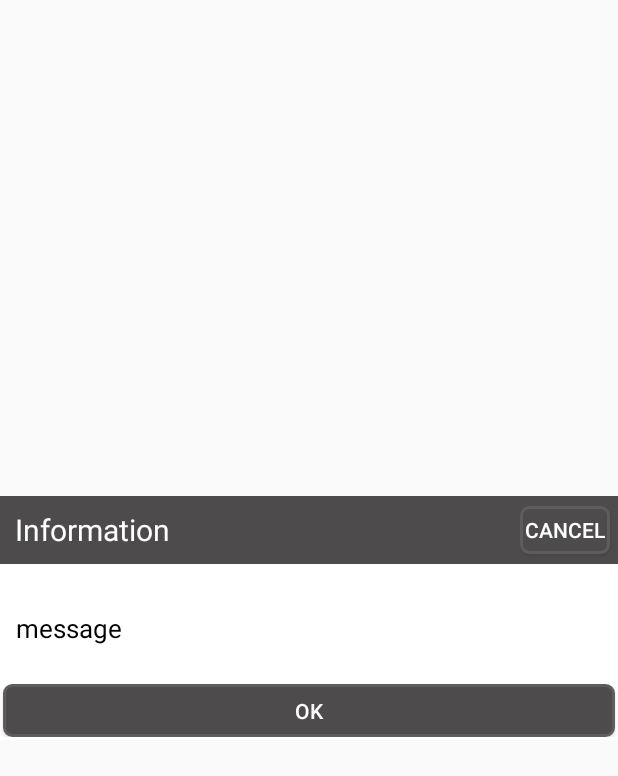
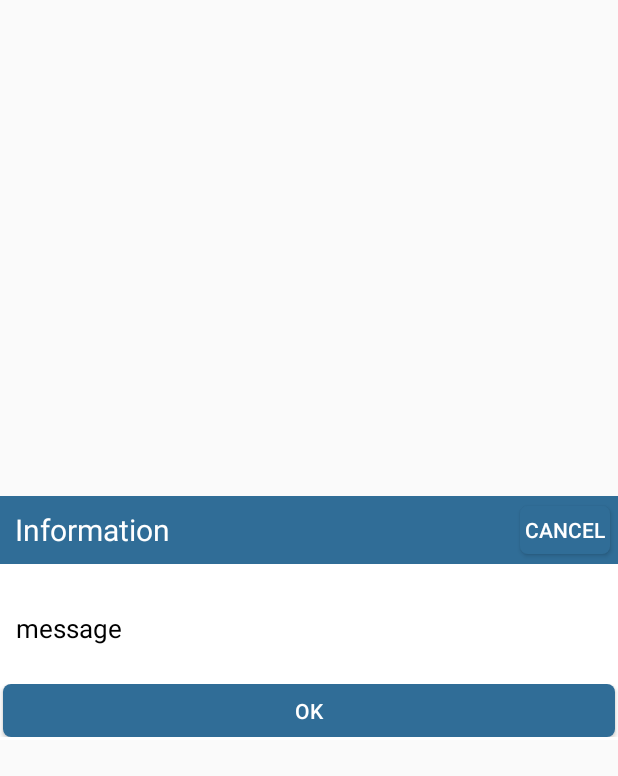
Before and after one commit to senzprojects/senz, an Android app: the layout confirm_message_dialog.xml on its own in the app's theme, with its tools: preview values and no code run, on a phone screen of 412 x 824 dp. Shown: the top 776 px of the screen. Run offline under Robolectric (Android 15) with nearby library versions, the phone set to English and light mode, and no system bars.

```diff
--- a/app/src/main/java/com/score/senz/ui/HomeActivity.java
+++ b/app/src/main/java/com/score/senz/ui/HomeActivity.java
@@ -44,7 +44,7 @@ public class HomeActivity extends AppCompatActivity {
                 "Location sharing app", "com.score.locationz", BitmapFactory.decodeResource(getResources(), R.drawable.ic_locationz_yello)));
 
         apps.add(new AppInfo(getBaseContext(), "HomeZ", isPackageInstalled("org.score.homez"), -1,
-                "Smart Home Controlling Application", "org.score.homez", BitmapFactory.decodeResource(getResources(), R.drawable.homez_icon)));
+                "Smart Home Controlling Application", "org.score.homez", BitmapFactory.decodeResource(getResources(), R.drawable.ic_homez_icon)));
     }
 
     private void filterAppList() {
--- a/app/src/main/java/com/score/senz/ui/RegistrationActivity.java
+++ b/app/src/main/java/com/score/senz/ui/RegistrationActivity.java
@@ -148,7 +148,7 @@ public class RegistrationActivity extends Activity implements View.OnClickListen
 
         try {
             ActivityUtils.isValidRegistrationFields(registeringUser);
-            String confirmationMessage = "<font color=#000000>Are you sure you want to register on SenZ with </font> <font color=#ffc027>" + "<b>" + registeringUser.getUsername() + "</b>" + "</font>";
+            String confirmationMessage = "<font color=#000000>Are you sure you want to register on SenZ with </font> <font color=#306d97>" + "<b>" + registeringUser.getUsername() + "</b>" + "</font>";
             displayConfirmationMessageDialog(confirmationMessage);
         } catch (InvalidInputFieldsException e) {
             Toast.makeText(this, "Invalid username", Toast.LENGTH_LONG).show();
--- a/app/src/main/res/drawable/button_selector.xml
+++ b/app/src/main/res/drawable/button_selector.xml
@@ -9,11 +9,11 @@
             android:shape="rectangle">
 
             <gradient
-                android:startColor="#FF666666"
-                android:endColor="#FF666666"
-                android:angle="270"/>
+                android:startColor="#dddada"
+                android:endColor="#dddada"
+                android:angle="270" />
 
-            <stroke android:width="2dip" android:color="#5e5c5c"/>
+            <stroke android:width="0dip" android:color="#5e5c5c"/>
 
             <corners
                 android:bottomRightRadius="5dp"
@@ -34,11 +34,11 @@
             android:shape="rectangle">
 
             <gradient
-                android:startColor="#FF4d4b4b"
-                android:endColor="#FF4d4b4b"
+                android:startColor="#306d97"
+                android:endColor="#306d97"
                 android:angle="270"/>
 
-            <stroke android:width="2dip" android:color="#5e5c5c"/>
+            <stroke android:width="0dip" android:color="#5e5c5c"/>
 
             <corners
                 android:bottomRightRadius="5dp"
--- a/app/src/main/res/drawable/dialog_header_shape.xml
+++ b/app/src/main/res/drawable/dialog_header_shape.xml
@@ -1,12 +1,12 @@
 <?xml version="1.0" encoding="UTF-8"?>
 <shape
-        xmlns:android="http://schemas.android.com/apk/res/android"
-        android:shape="rectangle" >
+    xmlns:android="http://schemas.android.com/apk/res/android"
+    android:shape="rectangle" >
 
     <gradient
-            android:startColor="#FF4d4b4b"
-            android:endColor="#FF4d4b4b"
-            android:angle="270"/>
+        android:startColor="#FF306d97"
+        android:endColor="#FF306d97"
+        android:angle="270"/>
 
     <!--<corners
      	android:topLeftRadius="10dp"
```
Also changed, not shown: app/src/main/res/drawable/ic_homez_icon.png (added).
